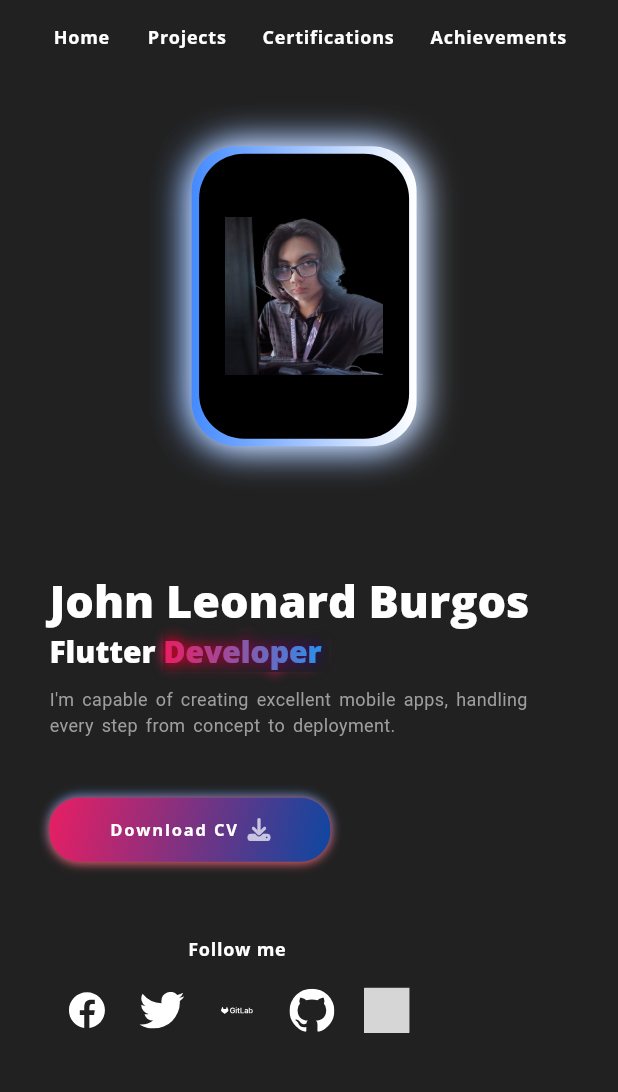
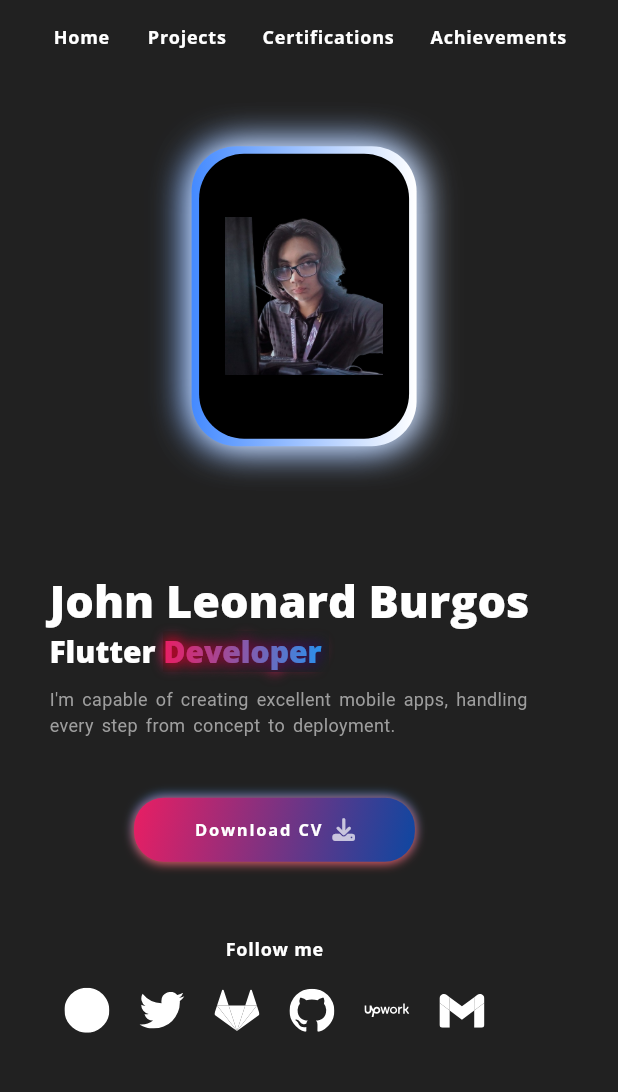
Before and after one commit to Leonardburgos/myFirstPortfolio, a Flutter app: the screen it shows after launch, on a phone screen of 412 x 824 dp, the part 135-1227 px from its top. Run offline on Flutter 3.47's test engine with Material 3 defaults, Android fonts, the phone set to English and light mode, and no system bars; our stand-ins replace flutter_svg, font_awesome_flutter, get, google_fonts, photo_view, video_player; grey boxes are pictures that could not be loaded.

Commit message:
added some stuffs

```diff
--- a/lib/view/intro/components/intro_body.dart
+++ b/lib/view/intro/components/intro_body.dart
@@ -44,7 +44,7 @@ class IntroBody extends StatelessWidget {
               const Responsive(
                   desktop: MyPortfolioText(start: 40, end: 50),
                   largeMobile: MyPortfolioText(start: 40, end: 35),
-                  mobile: MyPortfolioText(start: 35, end: 30),
+                  mobile: MyPortfolioText(start: 45, end: 30),
                   tablet: MyPortfolioText(start: 50, end: 40)),
               if (kIsWeb && Responsive.isLargeMobile(context))
                 Container(
@@ -56,17 +56,23 @@ class IntroBody extends StatelessWidget {
               const Responsive(
                 desktop: AnimatedDescriptionText(start: 14, end: 15),
                 largeMobile: AnimatedDescriptionText(start: 14, end: 12),
-                mobile: AnimatedDescriptionText(start: 14, end: 12),
+                mobile: AnimatedDescriptionText(start: 25, end: 12),
                 tablet: AnimatedDescriptionText(start: 17, end: 14),
               ),
               const SizedBox(
                 height: defaultPadding * 2,
               ),
-              const DownloadButton(),
-              const SizedBox(
-                height: 50,
-              ),
-              const SocialMediaIconList(),
+              const Center(
+                child: Column(
+                  children: [
+                    const DownloadButton(),
+                    const SizedBox(
+                      height: 50,
+                    ),
+                    const SocialMediaIconList(),
+                  ],
+                ),
+              )
             ],
           ),
         ),
--- a/lib/view/intro/components/social_icon.dart
+++ b/lib/view/intro/components/social_icon.dart
@@ -36,11 +36,6 @@ class _SocialMediaIconState extends State<SocialMediaIcon> {
           child: Container(
             decoration: BoxDecoration(
               shape: BoxShape.circle,
-              gradient: isHovered
-                  ? LinearGradient(
-                      colors: [Colors.blueAccent, Colors.white],
-                    )
-                  : null,
               boxShadow: isHovered
                   ? [
                       BoxShadow(
@@ -49,7 +44,7 @@ class _SocialMediaIconState extends State<SocialMediaIcon> {
                         blurRadius: 50,
                       ),
                       BoxShadow(
-                        color: Colors.white.withOpacity(0.5),
+                        color: Colors.blueAccent.withOpacity(0.5),
                         offset: const Offset(-1, -1),
                         blurRadius: 50,
                       ),
--- a/lib/view/intro/components/social_media_coloumn.dart
+++ b/lib/view/intro/components/social_media_coloumn.dart
@@ -25,7 +25,9 @@ class SocialMediaIconColumn extends StatelessWidget {
           const SizedBox(width: 20), // Add space between icons
           const SocialMediaIcon(icon: 'assets/icons/github.svg'),
           const SizedBox(width: 20),
-           const SocialMediaIcon(icon: 'assets/icons/upwork.png'), // Add space between icons
+           const SocialMediaIcon(icon: 'assets/icons/upwork.svg'),
+             const SizedBox(width: 20),
+           const SocialMediaIcon(icon: 'assets/icons/gmail.svg'), // Add space between icons
         ],
       ),
     );
--- a/lib/view/intro/components/social_media_list.dart
+++ b/lib/view/intro/components/social_media_list.dart
@@ -10,6 +10,7 @@ class SocialMediaIconList extends StatelessWidget {
     return TweenAnimationBuilder(tween: Tween(begin: 0.0,end: 1.0), duration: const Duration(milliseconds: 200), builder: (context, value, child) {
       return Transform.scale(scale: value,
       child:  Column(
+
         children: [
           Text(
           "Follow me",
--- a/pubspec.yaml
+++ b/pubspec.yaml
@@ -71,6 +71,7 @@ flutter:
     - assets/logo.png
     - assets/me.png
     - assets/photome.jpg
+    - assets/icons/facebook1.svg
     - assets/icons/facebook.svg
     - assets/icons/gitlab.svg
     - assets/icons/github.svg
@@ -79,6 +80,7 @@ flutter:
     - assets/icons/dart.png
     - assets/icons/firebase.png
     - assets/icons/upwork.svg
+    - assets/icons/gmail.svg
 
   # To add assets to your application, add an assets section, like this:
   # assets:
```
Also changed, not shown: assets/icons/facebook.svg, assets/icons/facebook1.svg (added), assets/icons/gitlab.svg, assets/icons/gmail.svg (added).
